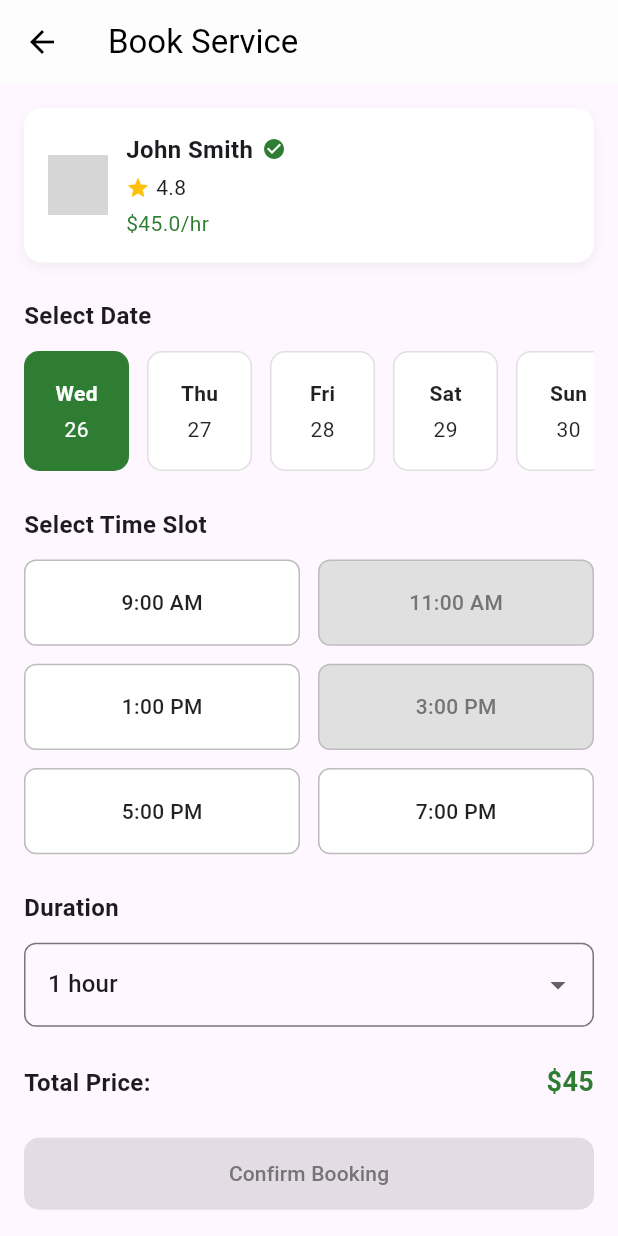
After one commit to phill21956/QuickService, a Flutter app: the screen it shows after launch, after a tap on "Book", on a phone screen of 412 x 824 dp. The commit adds this screen. Run offline on Flutter 3.47's test engine with Material 3 defaults, Android fonts, the phone set to English and light mode, and no system bars; our stand-ins replace get; network calls fail; grey boxes are pictures that could not be loaded.

Commit message:
added booking screen with functionalities

```diff
--- /dev/null
+++ b/lib/controllers/booking_service_controller.dart
@@ -0,0 +1,59 @@
+import 'package:get/get.dart';
+import '../models/provider_model.dart';
+import 'dart:math';
+
+class BookingController extends GetxController {
+  final ProviderModel provider;
+
+  BookingController(this.provider);
+
+  // Dates (next 7 days)
+  var selectedDate = DateTime.now().obs;
+
+  List<DateTime> get weekDates {
+    return List.generate(
+      7,
+      (i) => DateTime.now().add(Duration(days: i)),
+    );
+  }
+
+  // Time slots
+  final timeSlots = [
+    "9:00 AM",
+    "11:00 AM",
+    "1:00 PM",
+    "3:00 PM",
+    "5:00 PM",
+    "7:00 PM"
+  ];
+
+  // Random unavailable slots
+  late List<String> unavailableSlots;
+
+  var selectedTime = ''.obs;
+
+  // Duration
+  var selectedDuration = 1.obs;
+
+  @override
+  void onInit() {
+    super.onInit();
+    unavailableSlots = _generateUnavailableSlots();
+  }
+
+  List<String> _generateUnavailableSlots() {
+    final rnd = Random();
+    final list = [...timeSlots]..shuffle();
+    return list.take(2 + rnd.nextInt(2)).toList(); // 2–3 slots unavailable
+  }
+
+  // Price
+  double get totalPrice => provider.hourlyRate * selectedDuration.value;
+
+  bool get isReadyToBook =>
+      selectedTime.isNotEmpty && selectedDate.value != null;
+
+  Future<void> confirmBooking() async {
+    await Future.delayed(const Duration(milliseconds: 500));
+  }
+}
--- a/lib/main.dart
+++ b/lib/main.dart
@@ -1,6 +1,6 @@
 import 'package:flutter/material.dart';
 import 'package:get/get.dart';
-import 'package:quick_service/routes/app_routes.dart';
+import 'package:quick_service/screens/provider_screen.dart';
 
 void main() {
   runApp(const MyApp());
@@ -15,8 +15,7 @@ class MyApp extends StatelessWidget {
       title: 'QuickService',
       debugShowCheckedModeBanner: false,
       theme: ThemeData(useMaterial3: true),
-      initialRoute: AppRoutes.initial,
-      getPages: AppRoutes.routes,
+      home: const ProviderListScreen(),
     );
   }
 }
--- a/lib/routes/app_routes.dart
+++ /dev/null
@@ -1,15 +0,0 @@
-import 'package:get/get.dart';
-import 'package:quick_service/screens/provider_screen.dart';
-
-class AppRoutes {
-  static const String home = '/home';
-  static const String initial = home;
-
-  static final routes = [
-    GetPage(
-      name: home,
-      page: () => const ProviderListScreen(),
-      transition: Transition.fadeIn,
-    ),
-  ];
-}
--- /dev/null
+++ b/lib/screens/booking_service_screen.dart
@@ -0,0 +1,370 @@
+import 'package:flutter/material.dart';
+import 'package:get/get.dart';
+import 'package:quick_service/controllers/booking_service_controller.dart';
+import 'package:quick_service/utils/color_constants.dart';
+import '../models/provider_model.dart';
+
+class BookingScreen extends StatelessWidget {
+  final ProviderModel provider;
+
+  const BookingScreen({super.key, required this.provider});
+
+  @override
+  Widget build(BuildContext context) {
+    final controller = Get.put(BookingController(provider));
+
+    return Scaffold(
+      appBar: AppBar(
+        backgroundColor: Colors.white,
+        elevation: 0.2,
+        leading: IconButton(
+          icon: const Icon(Icons.arrow_back, color: Colors.black),
+          onPressed: () => Get.back(),
+        ),
+        title: const Text(
+          "Book Service",
+          style: TextStyle(color: Colors.black),
+        ),
+      ),
+
+      body: SingleChildScrollView(
+        padding: const EdgeInsets.all(16),
+        child: Column(
+          crossAxisAlignment: CrossAxisAlignment.start,
+          children: [
+            // ---------------- Provider Summary ----------------
+            Container(
+              padding: const EdgeInsets.all(16),
+              decoration: BoxDecoration(
+                color: Colors.white,
+                borderRadius: BorderRadius.circular(12),
+                boxShadow: [
+                  BoxShadow(
+                    color: Colors.black.withOpacity(0.05),
+                    blurRadius: 6,
+                    offset: const Offset(0, 3),
+                  ),
+                ],
+              ),
+              child: Row(
+                children: [
+                  ClipOval(
+                    child: Image.network(
+                      provider.imageUrl,
+                      width: 40,
+                      height: 40,
+                      fit: BoxFit.cover,
+                    ),
+                  ),
+
+                  const SizedBox(width: 12),
+
+                  Expanded(
+                    child: Column(
+                      crossAxisAlignment: CrossAxisAlignment.start,
+                      children: [
+                        Row(
+                          children: [
+                            Text(
+                              provider.name,
+                              style: const TextStyle(
+                                fontSize: 16,
+                                fontWeight: FontWeight.bold,
+                              ),
+                            ),
+
+                            if (provider.isVerified) ...[
+                              const SizedBox(width: 6),
+                              const Icon(
+                                Icons.check_circle,
+                                color: ColorConstants.primaryColor,
+                                size: 16,
+                              ),
+                            ],
+                          ],
+                        ),
+
+                        const SizedBox(height: 4),
+
+                        Row(
+                          children: [
+                            const Icon(
+                              Icons.star,
+                              color: Colors.amber,
+                              size: 16,
+                            ),
+                            const SizedBox(width: 4),
+                            Text(
+                              provider.rating.toString(),
+                              style: const TextStyle(fontSize: 14),
+                            ),
+                          ],
+                        ),
+
+                        const SizedBox(height: 4),
+
+                        Text(
+                          "\$${provider.hourlyRate}/hr",
+                          style: const TextStyle(
+                            fontSize: 14,
+                            color: ColorConstants.primaryColor,
+                          ),
+                        ),
+                      ],
+                    ),
+                  ),
+                ],
+              ),
+            ),
+
+            const SizedBox(height: 24),
+
+            // ---------------- Select Date ----------------
+            const Text(
+              "Select Date",
+              style: TextStyle(fontSize: 16, fontWeight: FontWeight.bold),
+            ),
+            const SizedBox(height: 12),
+
+            SizedBox(
+              height: 80,
+              child: ListView.builder(
+                scrollDirection: Axis.horizontal,
+                itemCount: controller.weekDates.length,
+                itemBuilder: (_, i) {
+                  final date = controller.weekDates[i];
+
+                  return Obx(() {
+                    final isSelected =
+                        date.day == controller.selectedDate.value.day &&
+                        date.month == controller.selectedDate.value.month;
+
+                    return GestureDetector(
+                      onTap: () => controller.selectedDate.value = date,
+                      child: Container(
+                        width: 70,
+                        margin: const EdgeInsets.only(right: 12),
+                        padding: const EdgeInsets.symmetric(vertical: 12),
+                        decoration: BoxDecoration(
+                          color: isSelected
+                              ? ColorConstants.primaryColor
+                              : Colors.white,
+                          borderRadius: BorderRadius.circular(10),
+                          border: Border.all(
+                            color: isSelected
+                                ? ColorConstants.primaryColor
+                                : Colors.grey.shade300,
+                          ),
+                        ),
+                        child: Column(
+                          mainAxisAlignment: MainAxisAlignment.center,
+                          children: [
+                            Text(
+                              _weekday(date),
+                              style: TextStyle(
+                                color: isSelected
+                                    ? Colors.white
+                                    : Colors.black87,
+                                fontWeight: FontWeight.bold,
+                              ),
+                            ),
+                            const SizedBox(height: 4),
+                            Text(
+                              "${date.day}",
+                              style: TextStyle(
+                                color: isSelected
+                                    ? Colors.white
+                                    : Colors.black87,
+                              ),
+                            ),
+                          ],
+                        ),
+                      ),
+                    );
+                  });
+                },
+              ),
+            ),
+
+            const SizedBox(height: 24),
+
+            // ---------------- Time Slot ----------------
+            const Text(
+              "Select Time Slot",
+              style: TextStyle(fontSize: 16, fontWeight: FontWeight.bold),
+            ),
+            const SizedBox(height: 12),
+
+            GridView.builder(
+              shrinkWrap: true,
+              physics: const NeverScrollableScrollPhysics(),
+              itemCount: controller.timeSlots.length,
+              gridDelegate: const SliverGridDelegateWithFixedCrossAxisCount(
+                crossAxisCount: 2,
+                childAspectRatio: 3.2,
+                crossAxisSpacing: 12,
+                mainAxisSpacing: 12,
+              ),
+              itemBuilder: (_, i) {
+                final time = controller.timeSlots[i];
+
+                return Obx(() {
+                  final unavailable = controller.unavailableSlots.contains(
+                    time,
+                  );
+                  final isSelected = controller.selectedTime.value == time;
+
+                  return GestureDetector(
+                    onTap: unavailable
+                        ? null
+                        : () => controller.selectedTime.value = time,
+                    child: Container(
+                      alignment: Alignment.center,
+                      decoration: BoxDecoration(
+                        color: unavailable
+                            ? Colors.grey.shade300
+                            : isSelected
+                            ? ColorConstants.primaryColor
+                            : Colors.white,
+                        borderRadius: BorderRadius.circular(8),
+                        border: Border.all(
+                          color: isSelected
+                              ? ColorConstants.primaryColor
+                              : Colors.grey.shade400,
+                        ),
+                      ),
+                      child: Text(
+                        time,
+                        style: TextStyle(
+                          color: unavailable
+                              ? Colors.grey.shade600
+                              : isSelected
+                              ? Colors.white
+                              : Colors.black87,
+                          fontWeight: isSelected
+                              ? FontWeight.bold
+                              : FontWeight.w500,
+                        ),
+                      ),
+                    ),
+                  );
+                });
+              },
+            ),
+
+            const SizedBox(height: 24),
+
+            // ---------------- Duration ----------------
+            const Text(
+              "Duration",
+              style: TextStyle(fontSize: 16, fontWeight: FontWeight.bold),
+            ),
+            const SizedBox(height: 12),
+
+            Obx(() {
+              return DropdownButtonFormField<int>(
+                value: controller.selectedDuration.value,
+                onChanged: (v) => controller.selectedDuration.value = v ?? 1,
+                items: const [
+                  DropdownMenuItem(value: 1, child: Text("1 hour")),
+                  DropdownMenuItem(value: 2, child: Text("2 hours")),
+                  DropdownMenuItem(value: 3, child: Text("3 hours")),
+                ],
+                decoration: InputDecoration(
+                  border: OutlineInputBorder(
+                    borderRadius: BorderRadius.circular(8),
+                  ),
+                ),
+              );
+            }),
+
+            const SizedBox(height: 24),
+
+            // ---------------- Total Price ----------------
+            Obx(() {
+              return Row(
+                mainAxisAlignment: MainAxisAlignment.spaceBetween,
+                children: [
+                  const Text(
+                    "Total Price:",
+                    style: TextStyle(fontSize: 16, fontWeight: FontWeight.bold),
+                  ),
+                  Text(
+                    "\$${controller.totalPrice.toStringAsFixed(0)}",
+                    style: const TextStyle(
+                      fontSize: 18,
+                      fontWeight: FontWeight.bold,
+                      color: ColorConstants.primaryColor,
+                    ),
+                  ),
+                ],
+              );
+            }),
+
+            const SizedBox(height: 24),
+
+            // ---------------- Confirm Button ----------------
+            Obx(() {
+              final enabled = controller.isReadyToBook;
+
+              return SizedBox(
+                width: double.infinity,
+                child: ElevatedButton(
+                  onPressed: enabled
+                      ? () async {
+                          await controller.confirmBooking();
+
+                          Get.dialog(
+                            AlertDialog(
+                              title: const Text("Booking Confirmed"),
+                              content: Text(
+                                "${provider.name}\n"
+                                "${_formatDate(controller.selectedDate.value)}\n"
+                                "${controller.selectedTime.value}\n"
+                                "${controller.selectedDuration.value} hour(s)\n"
+                                "Total: \$${controller.totalPrice.toStringAsFixed(0)}",
+                              ),
+                              actions: [
+                                TextButton(
+                                  onPressed: () => Get.back(),
+                                  child: const Text("OK"),
+                                ),
+                              ],
+                            ),
+                          );
+                        }
+                      : null,
+                  style: ElevatedButton.styleFrom(
+                    backgroundColor: enabled
+                        ? ColorConstants.primaryColor
+                        : Colors.grey.shade300,
+                    padding: const EdgeInsets.symmetric(vertical: 14),
+                    elevation: 0,
+                    shape: RoundedRectangleBorder(
+                      borderRadius: BorderRadius.circular(10),
+                    ),
+                  ),
+                  child: Text(
+                    "Confirm Booking",
+                    style: TextStyle(
+                      color: enabled ? Colors.white : Colors.grey.shade600,
+                    ),
+                  ),
+                ),
+              );
+            }),
+          ],
+        ),
+      ),
+    );
+  }
+
+  String _weekday(DateTime date) {
+    const days = ["Mon", "Tue", "Wed", "Thu", "Fri", "Sat", "Sun"];
+    return days[date.weekday - 1];
+  }
+
+  String _formatDate(DateTime date) {
+    return "${_weekday(date)} ${date.day}";
+  }
+}
--- a/lib/screens/provider_screen.dart
+++ b/lib/screens/provider_screen.dart
@@ -1,5 +1,6 @@
 import 'package:flutter/material.dart';
 import 'package:get/get.dart';
+import 'package:quick_service/screens/booking_service_screen.dart';
 import 'package:quick_service/utils/color_constants.dart';
 import '../controllers/provider_controller.dart';
 import '../widgets/provider_card_widget.dart';
@@ -21,7 +22,7 @@ class ProviderListScreen extends StatelessWidget {
             Padding(
               padding: const EdgeInsets.all(16),
               child: Text(
-                "ServiceConnect",
+                "QuickService",
                 style: TextStyle(
                   fontSize: 22,
                   fontWeight: FontWeight.bold,
@@ -86,7 +87,7 @@ class ProviderListScreen extends StatelessWidget {
                       provider: provider,
                       onBook: () {
                         // Navigate to booking screen
-                        Get.snackbar("Booking", "Go to booking screen");
+                        Get.to(() => BookingScreen(provider: provider));
                       },
                     );
                   },
```
